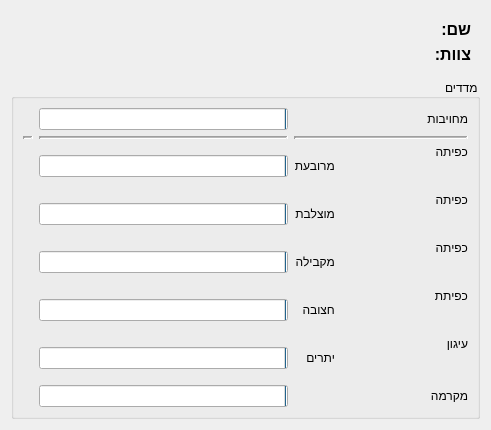
The window that gui/resources/participantdialog.ui (PillowTweezers/PurMyun) describes before a commit, drawn with Qt 5.
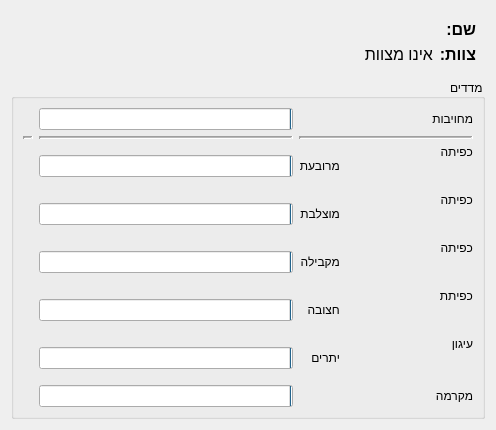
The same window after the commit.

Diff of the .ui file:
```diff
--- a/gui/resources/participantdialog.ui
+++ b/gui/resources/participantdialog.ui
@@ -6,8 +6,8 @@
             <rect>
                 <x>0</x>
                 <y>0</y>
-                <width>491</width>
-                <height>411</height>
+                <width>496</width>
+                <height>429</height>
             </rect>
         </property>
         <property name="windowTitle">
@@ -56,7 +56,7 @@
                                     <string notr="true">font-size:16px;</string>
                                 </property>
                                 <property name="text">
-                                    <string/>
+                                    <string>אינו מצוות</string>
                                 </property>
                             </widget>
                         </item>
```
